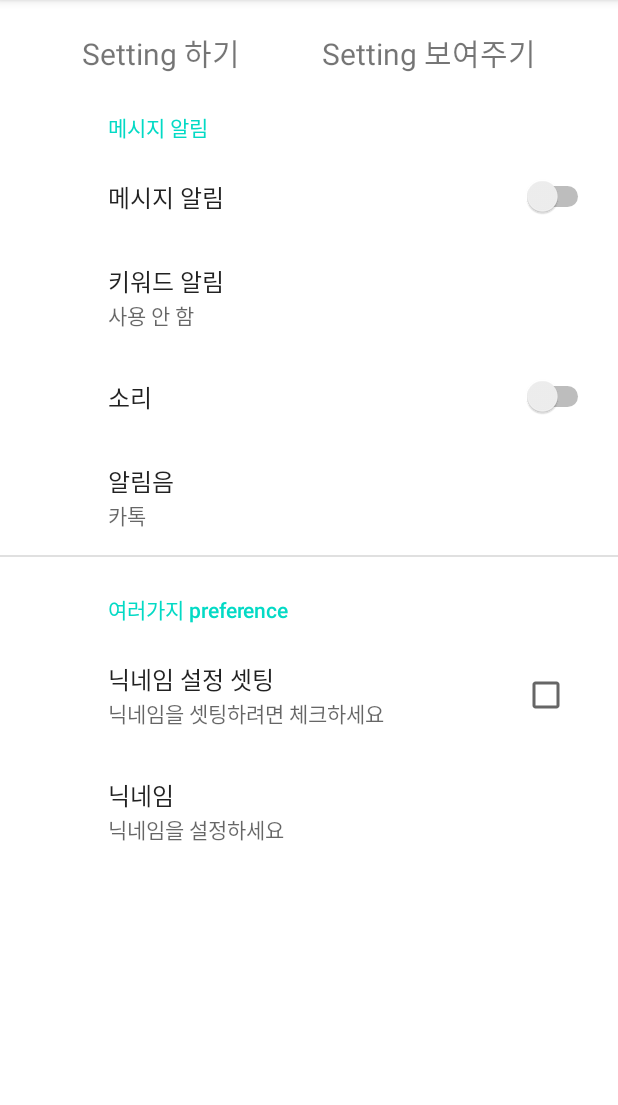
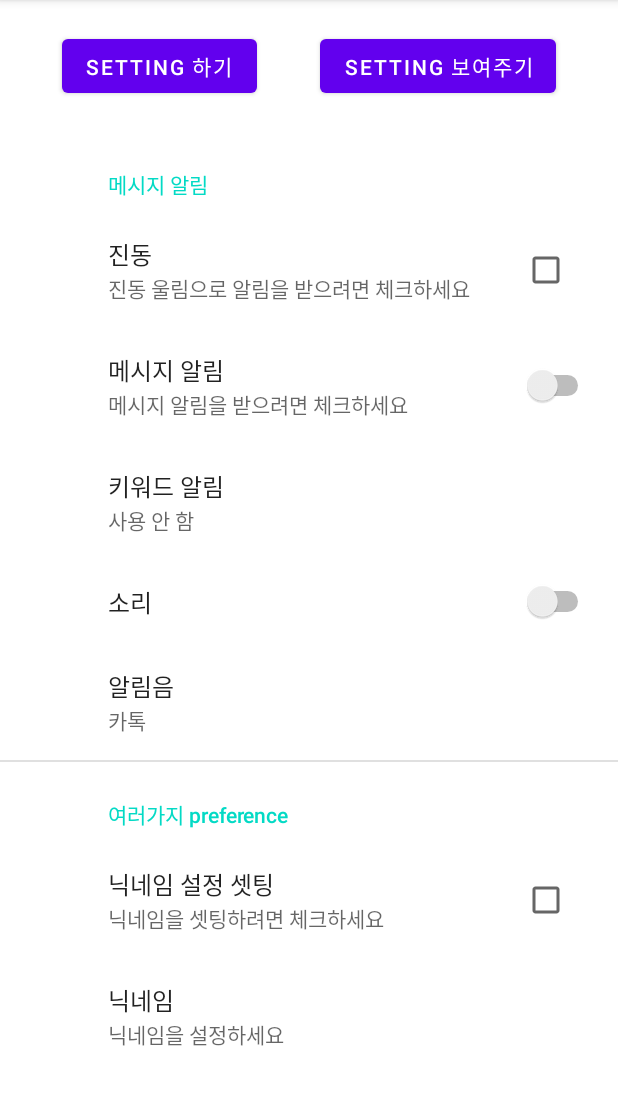
Before and after one commit to dhtmaks2540/PreferenceExample, an Android app: the screen it shows after launch (MainActivity), on a phone screen of 412 x 824 dp, the part 84-1189 px from its top. Run offline under Robolectric (Android 15) with nearby library versions, the phone set to English and light mode, and no system bars; our stand-ins replace androidx.preference.

Commit message:
simple example...

```diff
--- a/app/build.gradle
+++ b/app/build.gradle
@@ -33,6 +33,8 @@ android {
 }
 
 dependencies {
+    // 작성일 시점 최신버전
+    implementation 'androidx.preference:preference-ktx:1.1.1'
 
     implementation "org.jetbrains.kotlin:kotlin-stdlib:$kotlin_version"
     implementation 'androidx.core:core-ktx:1.6.0'
@@ -42,6 +44,4 @@ dependencies {
     testImplementation 'junit:junit:4.+'
     androidTestImplementation 'androidx.test.ext:junit:1.1.3'
     androidTestImplementation 'androidx.test.espresso:espresso-core:3.4.0'
-
-    implementation 'androidx.preference:preference:1.1.1'
 }
--- a/app/src/main/res/layout/activity_main.xml
+++ b/app/src/main/res/layout/activity_main.xml
@@ -6,33 +6,31 @@
     android:layout_height="match_parent"
     tools:context=".MainActivity">
 
-    <TextView
+    <Button
         android:id="@+id/show_setting"
         android:layout_width="wrap_content"
         android:layout_height="wrap_content"
         android:layout_marginTop="20dp"
-        android:clickable="true"
-        android:text="Setting 하기"
-        android:textSize="20sp"
         app:layout_constraintEnd_toStartOf="@id/show_result"
         app:layout_constraintStart_toStartOf="parent"
-        app:layout_constraintTop_toTopOf="parent" />
+        app:layout_constraintTop_toTopOf="parent"
+        android:text="Setting 하기"/>
 
-    <TextView
+
+    <Button
         android:id="@+id/show_result"
         android:layout_width="wrap_content"
         android:layout_height="wrap_content"
-        android:clickable="true"
-        android:text="Setting 보여주기"
-        android:textSize="20sp"
         app:layout_constraintBaseline_toBaselineOf="@id/show_setting"
         app:layout_constraintEnd_toEndOf="parent"
-        app:layout_constraintStart_toEndOf="@id/show_setting" />
+        app:layout_constraintStart_toEndOf="@id/show_setting"
+        android:text="Setting 보여주기"/>
 
     <androidx.fragment.app.FragmentContainerView
         android:id="@+id/fragment_container"
         android:layout_width="0dp"
         android:layout_height="0dp"
+        android:layout_marginTop="20dp"
         app:layout_constraintBottom_toBottomOf="parent"
         app:layout_constraintEnd_toEndOf="parent"
         app:layout_constraintStart_toStartOf="parent"
--- a/app/src/main/res/xml/settings_preference.xml
+++ b/app/src/main/res/xml/settings_preference.xml
@@ -1,14 +1,22 @@
 <?xml version="1.0" encoding="utf-8"?>
-<PreferenceScreen xmlns:android="http://schemas.android.com/apk/res/android">
+<PreferenceScreen xmlns:android="http://schemas.android.com/apk/res/android"
+    xmlns:app="http://schemas.android.com/apk/res-auto">
     <PreferenceCategory android:title="메시지 알림">
+        <CheckBoxPreference
+            android:key="vibrate"
+            android:summary="진동 울림으로 알림을 받으려면 체크하세요"
+            android:title="진동" />
+
         <SwitchPreference
             android:key="message"
+            android:summary="메시지 알림을 받으려면 체크하세요"
             android:title="메시지 알림" />
 
         <Preference
             android:key="keyword_screen"
             android:summary="사용 안 함"
-            android:title="키워드 알림" />
+            android:title="키워드 알림"
+            app:fragment="kr.co.lee.preferenceexapmle.NestedSettingPreferenceFragment" />
 
         <SwitchPreference
             android:key="sound"
```
Also changed, not shown: app/src/main/java/kr/co/lee/preferenceexapmle/MainActivity.kt (+35 -11 lines), app/src/main/java/kr/co/lee/preferenceexapmle/NestedSettingPreferenceFragment.kt (added, +64 -0 lines), app/src/main/java/kr/co/lee/preferenceexapmle/SettingPreferenceFragment.kt (+17 -18 lines), app/src/main/java/kr/co/lee/preferenceexapmle/ShowResultFragment.kt (+26 -1 lines), app/src/main/res/layout/fragment_show_result.xml (added, +76 -0 lines).
